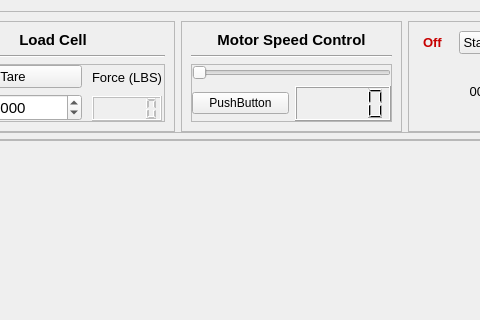
Qt form Scenes/ShockDyno/shock_dyno.ui (Georgia-Tech-Off-Road/GTORDaata) before a commit; both pictures show x 90 to 570 and y 0 to 320 of the 711 by 599 pixel window.
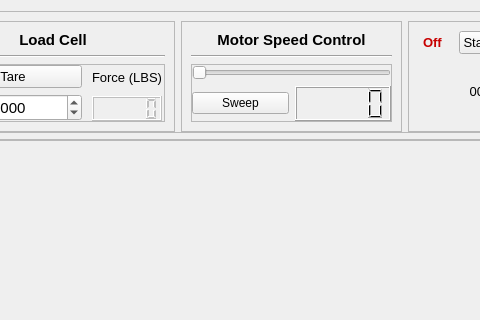
The same form after that commit.

Commit message: Started working on sweep button

What changed in the file:
```diff
--- a/Scenes/ShockDyno/shock_dyno.ui
+++ b/Scenes/ShockDyno/shock_dyno.ui
@@ -301,7 +301,7 @@
               <item>
                <widget class="QPushButton" name="pushButton">
                 <property name="text">
-                 <string>PushButton</string>
+                 <string>Sweep</string>
                 </property>
                </widget>
               </item>
```
The commit also changes 2 other files.
